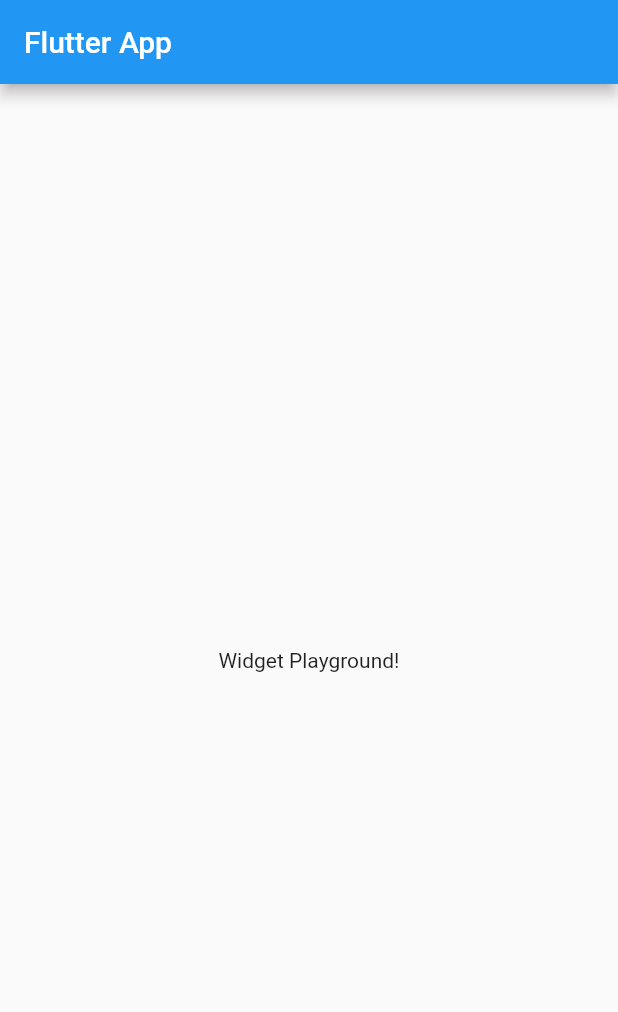
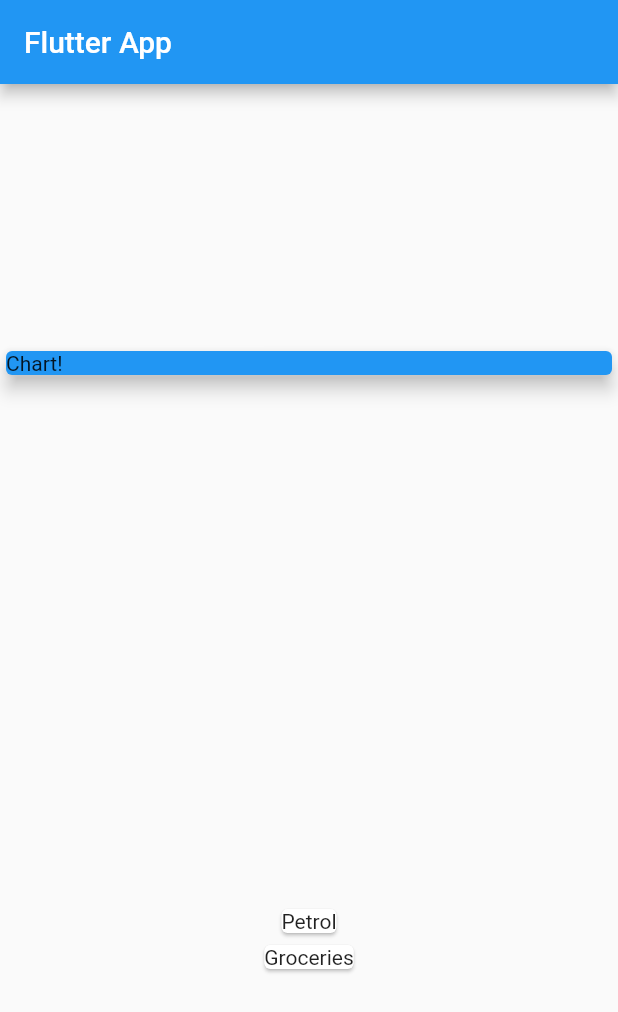
Before and after one commit to Vortex1806/ExpenseTracker, a Flutter app: the screen it shows after launch, on a phone screen of 412 x 824 dp. Shown: the top 1012 px of the screen. Run offline on Flutter 3.47's test engine with Material 2 defaults, Android fonts, the phone set to English and light mode, and no system bars.

Commit message:
transactions basic created

```diff
--- a/lib/main.dart
+++ b/lib/main.dart
@@ -1,4 +1,6 @@
 import 'package:flutter/material.dart';
+
+import './transaction.dart';
 
 void main() => runApp(MyApp());
 
@@ -13,15 +15,37 @@ class MyApp extends StatelessWidget {
 }
 
 class MyHomePage extends StatelessWidget {
+  final List<Transaction> transactions = [
+    Transaction(id: 't1', title: 'Petrol', amount: 300, date: DateTime.now()),
+    Transaction(id: 't2', title: 'Groceries', amount: 200, date: DateTime.now())
+  ];
+
   @override
   Widget build(BuildContext context) {
     return Scaffold(
       appBar: AppBar(
         title: Text('Flutter App'),
       ),
-      body: Center(
-        child: Text('Widget Playground!'),
-      ),
+      body: Column(
+          mainAxisAlignment: MainAxisAlignment.spaceAround,
+          crossAxisAlignment: CrossAxisAlignment.stretch,
+          children: [
+            Container(
+              width: double.infinity,
+              child: Card(
+                color: Colors.blue,
+                child: Text('Chart!'),
+                elevation: 5,
+              ),
+            ),
+            Column(
+              children: transactions.map((tx) {
+                return Card(
+                  child: Text(tx.title),
+                );
+              }).toList(),
+            )
+          ]),
     );
   }
 }
--- /dev/null
+++ b/lib/transaction.dart
@@ -0,0 +1,14 @@
+import 'package:flutter/material.dart';
+
+class Transaction {
+  final String id;
+  final String title;
+  final double amount;
+  final DateTime date;
+
+  Transaction(
+      {@required this.id,
+      @required this.title,
+      @required this.amount,
+      @required this.date});
+}
```
